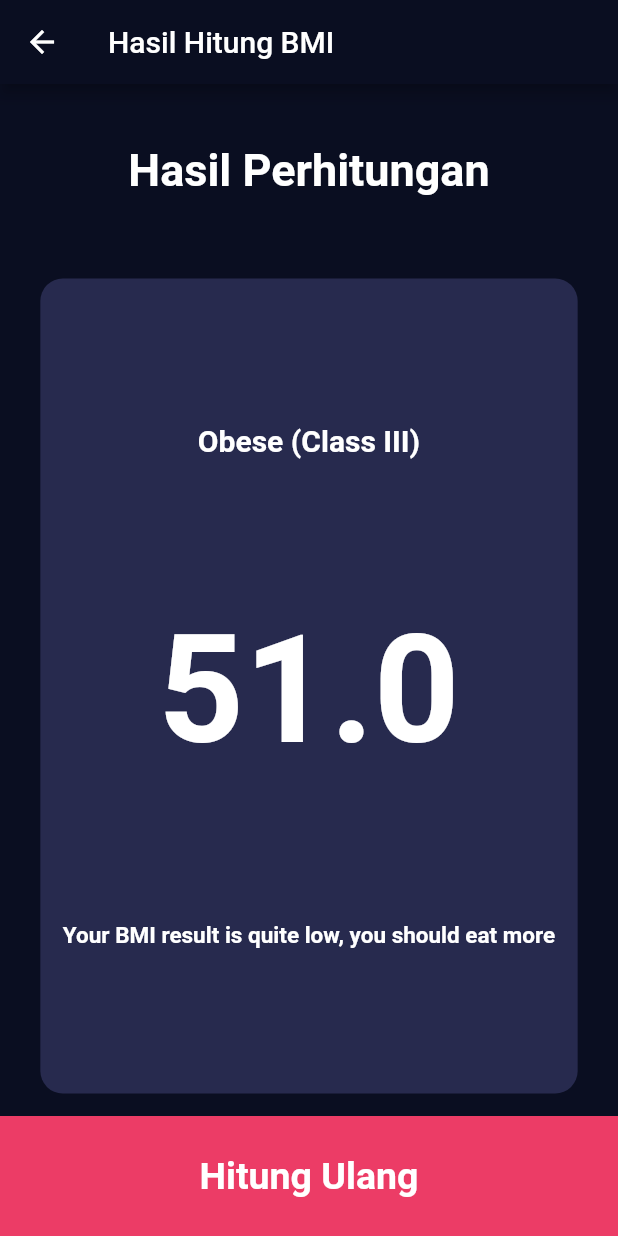
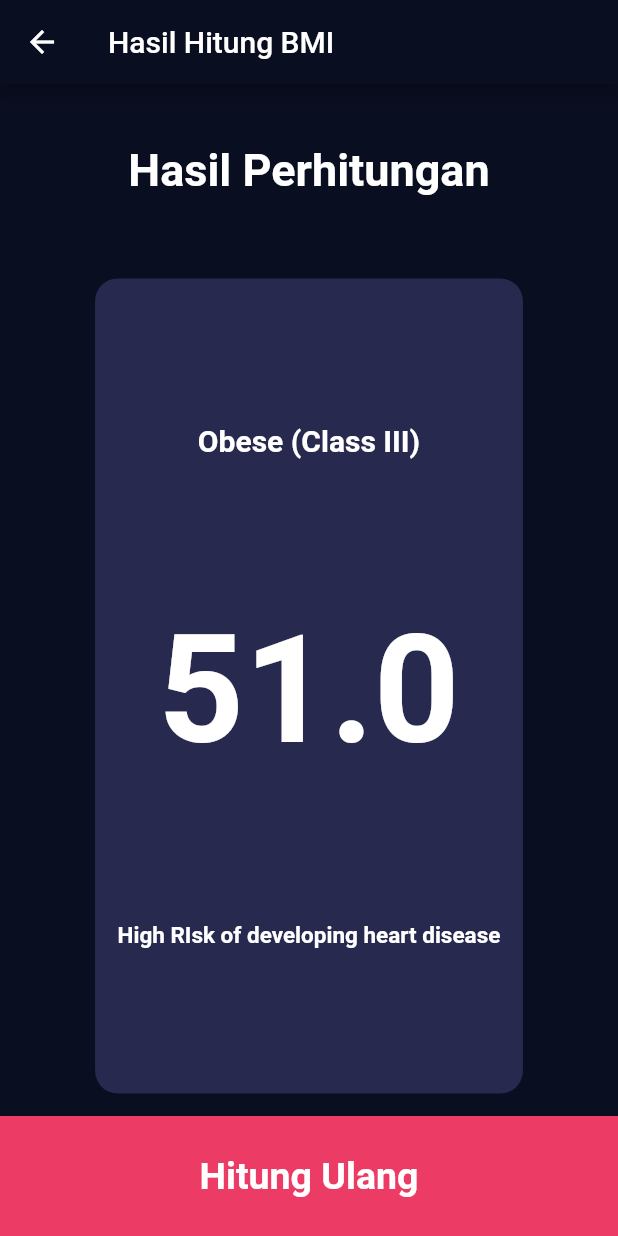
Before and after one commit to ihsansatriawan/bmi_apps, a Flutter app: the screen it shows after launch, after a tap on "Hitung BMI", on a phone screen of 412 x 824 dp. Run offline on Flutter 3.47's test engine with Material 2 defaults, Android fonts, the phone set to English and light mode, and no system bars.

Commit message:
Simplify logic bmi desc

```diff
--- a/lib/constants/constant.dart
+++ b/lib/constants/constant.dart
@@ -17,11 +17,11 @@ TextStyle numberTextStyle = const TextStyle(
   color: Colors.white,
 );
 
-String underweightSevere = "Underwight (Severe thinness)";
-String underweightModerate = "Underwight (Moderate thinness)";
-String underweightMild = "Underwight (Mild thinness)";
-String normal = "Normal";
-String overweight = "overweight";
-String obseI = "Obese (Class I)";
-String obseII = "Obese (Class II)";
-String obseIII = "Obese (Class III)";
+const String underweightSevere = "Underwight (Severe thinness)";
+const String underweightModerate = "Underwight (Moderate thinness)";
+const String underweightMild = "Underwight (Mild thinness)";
+const String normal = "Normal";
+const String overweight = "overweight";
+const String obseI = "Obese (Class I)";
+const String obseII = "Obese (Class II)";
+const String obseIII = "Obese (Class III)";
--- a/lib/views/bmi_result_screen.dart
+++ b/lib/views/bmi_result_screen.dart
@@ -10,7 +10,7 @@ class BmiResultScreen extends StatelessWidget {
 
   final double bmi;
 
-  determineBmiCategory(double bmiValue) {
+  String determineBmiCategory(double bmiValue) {
     String category = "";
 
     if (bmiValue < 16.0) {
@@ -34,8 +34,37 @@ class BmiResultScreen extends StatelessWidget {
     return category;
   }
 
+  String getHealthRiskDescription(String categoryName) {
+    String desc = "";
+
+    switch (categoryName) {
+      case (underweightSevere):
+      case (underweightModerate):
+      case (underweightMild):
+        desc = "Possible nutritional deficiency and osteoporosis";
+        break;
+      case (normal):
+        desc = "low risk (healthy range).";
+        break;
+      case (overweight):
+        desc = "moderate risk";
+        break;
+      case (obseI):
+      case (obseII):
+      case (obseIII):
+        desc = "High RIsk of developing heart disease";
+        break;
+      default:
+        desc = "ubah";
+    }
+    return desc;
+  }
+
   @override
   Widget build(BuildContext context) {
+    final bmiCategory = determineBmiCategory(bmi);
+    final bmiDesc = getHealthRiskDescription(bmiCategory);
+
     return Scaffold(
       appBar: AppBar(
         title: Text("Hasil Hitung BMI"),
@@ -62,9 +91,10 @@ class BmiResultScreen extends StatelessWidget {
                 padding: const EdgeInsets.symmetric(horizontal: 15.0),
                 child: Column(
                   mainAxisAlignment: MainAxisAlignment.spaceEvenly,
+                  crossAxisAlignment: CrossAxisAlignment.center,
                   children: [
                     Text(
-                      determineBmiCategory(bmi),
+                      bmiCategory,
                       style: TextStyle(
                           fontSize: 20,
                           fontWeight: FontWeight.bold,
@@ -78,7 +108,7 @@ class BmiResultScreen extends StatelessWidget {
                           color: Colors.white),
                     ),
                     Text(
-                      "Your BMI result is quite low, you should eat more",
+                      bmiDesc,
                       textAlign: TextAlign.center,
                       style: TextStyle(
                           fontSize: 15,
```
